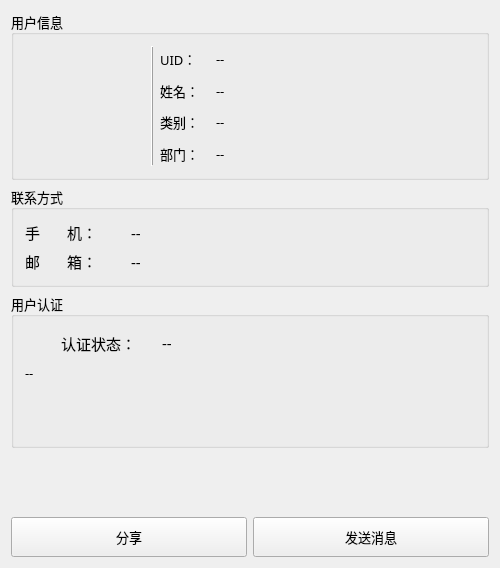
First picture: the form in friendinfowidget.ui, repository csthenry/weplanet-desktop, before the edit.
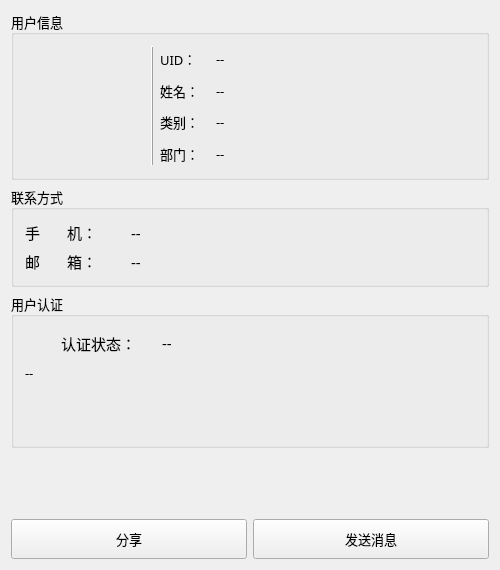
Second picture: the form after the edit. Icons and pictures are not drawn.

What changed in the file:
```diff
--- a/friendinfowidget.ui
+++ b/friendinfowidget.ui
@@ -7,9 +7,21 @@
     <x>0</x>
     <y>0</y>
     <width>500</width>
-    <height>568</height>
+    <height>570</height>
    </rect>
   </property>
+  <property name="minimumSize">
+   <size>
+    <width>500</width>
+    <height>570</height>
+   </size>
+  </property>
+  <property name="maximumSize">
+   <size>
+    <width>500</width>
+    <height>570</height>
+   </size>
+  </property>
   <property name="font">
    <font>
     <family>微软雅黑</family>
```
